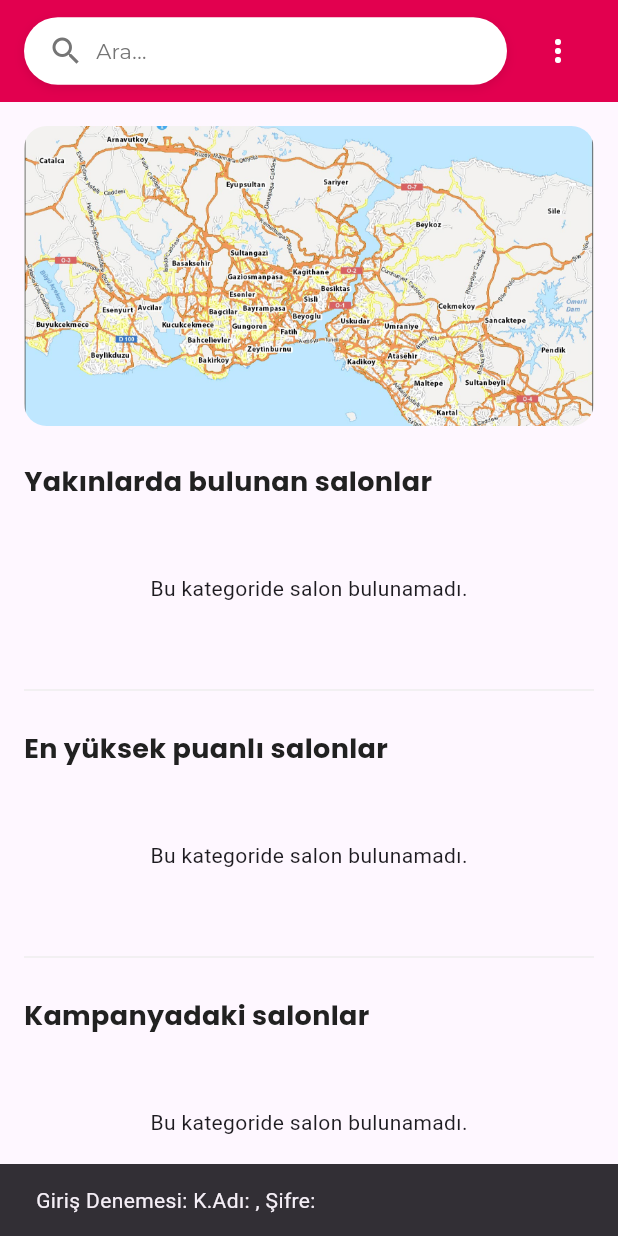
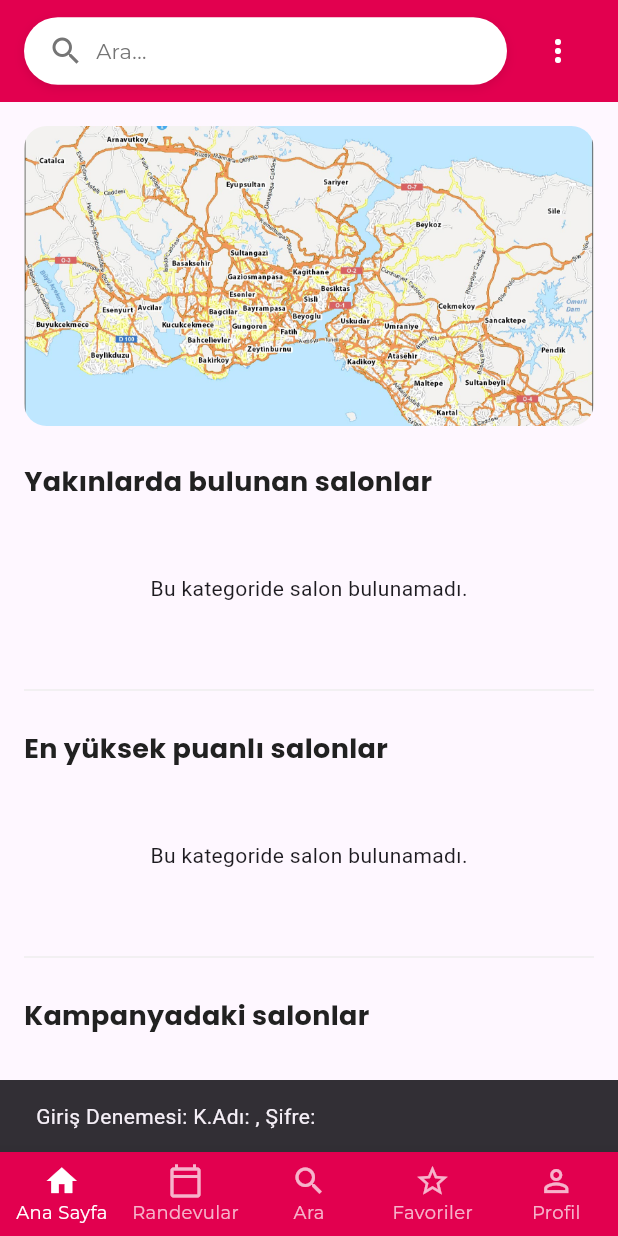
Before and after one commit to emirhankaya00/denemeye_devam, a Flutter app: the screen it shows after launch, after a tap on "Giriş Yap", on a phone screen of 412 x 824 dp. Run offline on Flutter 3.47's test engine with Material 3 defaults, Android fonts, the phone set to English and light mode, and no system bars; our stand-ins replace supabase_flutter; accounts and stored records are empty.

Commit message:
BottomNavBar bug fixed

```diff
--- a/lib/features/auth/screens/home_page.dart
+++ b/lib/features/auth/screens/home_page.dart
@@ -3,7 +3,8 @@ import 'package:denemeye_devam/features/common/widgets/my_button.dart';
 import 'package:denemeye_devam/features/common/widgets/custom_text_field.dart';
 import 'package:denemeye_devam/core/app_colors.dart';
 import 'package:denemeye_devam/features/common/widgets/custom_card.dart';
-import 'package:denemeye_devam/screens/dashboard_screen.dart'; // DashboardScreen'ı import et!
+import 'package:denemeye_devam/screens/root_screen.dart'; // <-- RootScreen'i buraya import ettik!
+// import 'package:denemeye_devam/screens/dashboard_screen.dart'; // DashboardScreen import'ına artık burada ihtiyacımız yoktu, kaldırdık.
 
 
 class HomePage extends StatefulWidget {
@@ -103,11 +104,12 @@ class _HomePageState extends State<HomePage> {
                         ),
                       );
 
-                      // DashboardScreen'a geçiş yap!
-                      Navigator.push(
+                      // DashboardScreen yerine RootScreen'a geçiş yapıyoruz!
+                      // pushReplacement kullanarak, kullanıcının login sonrası geri tuşuyla geri dönmesini engelledik.
+                      Navigator.pushReplacement(
                         context,
                         MaterialPageRoute(
-                          builder: (context) => const DashboardScreen(),
+                          builder: (context) => const RootScreen(), // <-- İşte burada RootScreen'e gidiyoruz!
                         ),
                       );
                     },
--- a/lib/main.dart
+++ b/lib/main.dart
@@ -2,26 +2,22 @@
 import 'package:denemeye_devam/viewmodels/dashboard_viewmodel.dart';
 import 'package:denemeye_devam/viewmodels/favorites_viewmodel.dart';
 import 'package:flutter/material.dart';
-import 'package:denemeye_devam/core/app_colors.dart'; // AppColors sınıfını import et
+import 'package:denemeye_devam/core/app_colors.dart';
 import 'package:denemeye_devam/screens/root_screen.dart';
-import 'package:intl/date_symbol_data_local.dart'; // <-- intl için gerekli import
+import 'package:intl/date_symbol_data_local.dart';
 import 'package:provider/provider.dart';
 import 'package:supabase_flutter/supabase_flutter.dart';
 
 import 'features/auth/screens/home_page.dart';
+// Eğer bir AuthViewModel'ın varsa onu da import et
+// import 'package:denemeye_devam/viewmodels/auth_viewmodel.dart';
 
 void main() async {
-  // <-- main fonksiyonu async yapıldı
-  WidgetsFlutterBinding.ensureInitialized(); // <-- Flutter binding'in başlatıldığından emin ol
-  await initializeDateFormatting(
-    'tr',
-    null,
-  ); // <-- Türkçe yerel veri başlatıldı
+  WidgetsFlutterBinding.ensureInitialized();
+  await initializeDateFormatting('tr', null);
   await Supabase.initialize(
-    // Supabase projenin API ayarlarından aldığın bilgileri buraya yapıştır
     url: 'https://ndptlhgrilvxrxogzuyw.supabase.co',
-    anonKey:
-        'eyJhbGciOiJIUzI1NiIsInR5cCI6IkpXVCJ9.eyJpc3MiOiJzdXBhYmFzZSIsInJlZiI6Im5kcHRsaGdyaWx2eHJ4b2d6dXl3Iiwicm9sZSI6ImFub24iLCJpYXQiOjE3NTE5MjI3OTUsImV4cCI6MjA2NzQ5ODc5NX0.rhLSmN3BMgxovaOxOkUoTxSMaa-V3Nh_x9Hfv5B9aWA',
+    anonKey: 'eyJhbGciOiJIUzI1NiIsInR5cCI6IkpXVCJ9.eyJpc3MiOiJzdXBhYmFzZSIsInJlZiI6Im5kcHRsaGdyaWx2eHJ4b2d6dXl3Iiwicm9sZSI6ImFub24iLCJpYXQiOjE3NTE5MjI3OTUsImV4cCI6MjA2NzQ5ODc5NX0.rhLSmN3BMgxovaOxOkUoTxSMaa-V3Nh_x9Hfv5B9aWA',
   );
 
   runApp(
@@ -29,6 +25,8 @@ void main() async {
       providers: [
         ChangeNotifierProvider(create: (_) => DashboardViewModel()),
         ChangeNotifierProvider(create: (_) => FavoritesViewModel()),
+        // Eğer AuthViewModel'ın varsa buraya ekle:
+        // ChangeNotifierProvider(create: (_) => AuthViewModel()),
       ],
       child: const MyApp(),
     ),
@@ -40,6 +38,10 @@ class MyApp extends StatelessWidget {
 
   @override
   Widget build(BuildContext context) {
+    // Supabase oturumunu kontrol et
+    final session = Supabase.instance.client.auth.currentSession;
+    final bool isLoggedIn = session != null;
+
     return MaterialApp(
       title: 'Salon Uygulaması',
       debugShowCheckedModeBanner: false,
@@ -51,7 +53,11 @@ class MyApp extends StatelessWidget {
           foregroundColor: Colors.white,
         ),
       ),
-      home: const HomePage(),
+      // Kullanıcı giriş yaptıysa RootScreen'e, yapmadıysa HomePage'e git.
+      // Bu, uygulamanın ilk açılışında doğru ekranı göstermesini sağlar.
+      home: isLoggedIn ? const RootScreen() : const HomePage(),
+      // Veya direkt olarak HomePage() ile başlayıp, HomePage içinde kontrolü yapabilirsin.
+      // home: const HomePage(),
     );
   }
 }
--- a/lib/screens/root_screen.dart
+++ b/lib/screens/root_screen.dart
@@ -23,7 +23,7 @@ class _RootScreenState extends State<RootScreen> {
 
   // Alt navigasyon barında gösterilecek ekranların listesi
   static final List<Widget> _pages = <Widget>[
-    const DashboardScreen(),
+    const  DashboardScreen(),
     const AppointmentsScreen(),
     const SearchScreen(),
     const FavoritesScreen(),
```
